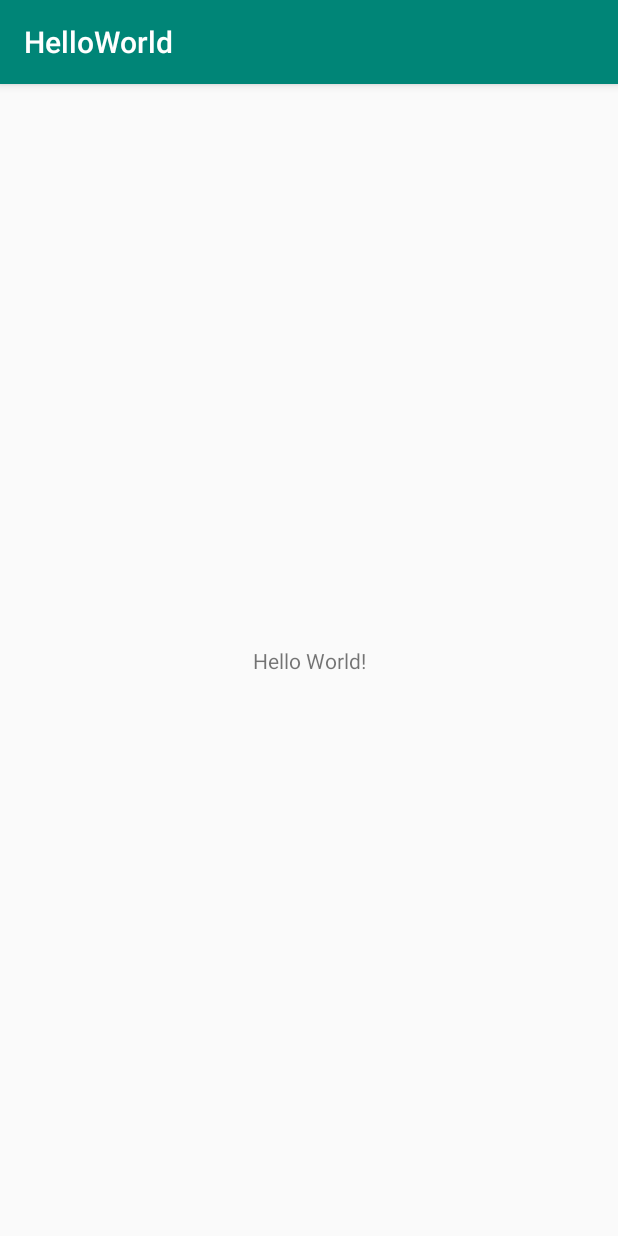
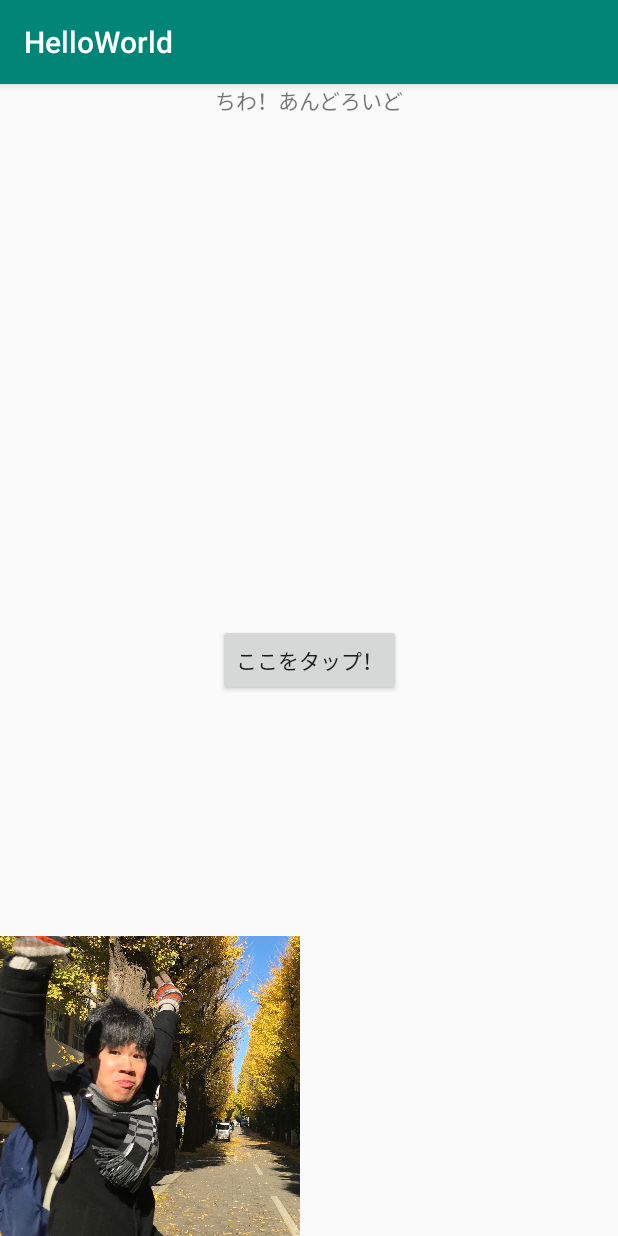
Before and after one commit to ayumu-1212/AndroidApplicationPractice, an Android app: the screen it shows after launch (MainActivity), on a phone screen of 412 x 824 dp. Run offline under Robolectric (Android 15) with nearby library versions, the phone set to English and light mode, and no system bars.

Commit message:
:bookmark: kuboの画像を追加

```diff
--- a/HelloWorld/app/src/main/java/com/example/helloworld/MainActivity.kt
+++ b/HelloWorld/app/src/main/java/com/example/helloworld/MainActivity.kt
@@ -2,11 +2,16 @@ package com.example.helloworld
 
 import androidx.appcompat.app.AppCompatActivity
 import android.os.Bundle
+import kotlinx.android.synthetic.main.activity_main.*
 
 class MainActivity : AppCompatActivity() {
 
     override fun onCreate(savedInstanceState: Bundle?) {
         super.onCreate(savedInstanceState)
         setContentView(R.layout.activity_main)
+
+        tapHere.setOnClickListener {
+            textView.text = "ボタンがタップされました"
+        }
     }
 }
--- a/HelloWorld/app/src/main/res/layout/activity_main.xml
+++ b/HelloWorld/app/src/main/res/layout/activity_main.xml
@@ -7,12 +7,31 @@
     tools:context=".MainActivity">
 
     <TextView
+        android:id="@+id/textView"
         android:layout_width="wrap_content"
         android:layout_height="wrap_content"
-        android:text="Hello World!"
+        android:text="@string/hello"
+        app:layout_constraintEnd_toEndOf="parent"
+        app:layout_constraintStart_toStartOf="parent"
+        tools:layout_editor_absoluteY="81dp" />
+
+    <Button
+        android:id="@+id/tapHere"
+        android:layout_width="wrap_content"
+        android:layout_height="wrap_content"
+        android:text="@string/tap_here"
         app:layout_constraintBottom_toBottomOf="parent"
-        app:layout_constraintLeft_toLeftOf="parent"
-        app:layout_constraintRight_toRightOf="parent"
+        app:layout_constraintEnd_toEndOf="parent"
+        app:layout_constraintStart_toStartOf="parent"
         app:layout_constraintTop_toTopOf="parent" />
 
+    <ImageView
+        android:id="@+id/imageView"
+        android:layout_width="200dp"
+        android:layout_height="200dp"
+        app:layout_constraintBottom_toBottomOf="parent"
+        app:layout_constraintEnd_toEndOf="parent"
+        app:layout_constraintHorizontal_bias="0.0"
+        app:layout_constraintStart_toStartOf="parent"
+        app:srcCompat="@drawable/kubo" />
 </androidx.constraintlayout.widget.ConstraintLayout>
--- a/HelloWorld/app/src/main/res/values/strings.xml
+++ b/HelloWorld/app/src/main/res/values/strings.xml
@@ -1,3 +1,5 @@
 <resources>
     <string name="app_name">HelloWorld</string>
+    <string name="hello">ちわ！あんどろいど</string>
+    <string name="tap_here">ここをタップ！</string>
 </resources>
```
Also changed, not shown: HelloWorld/app/src/main/res/drawable/kubo.JPG (added).
